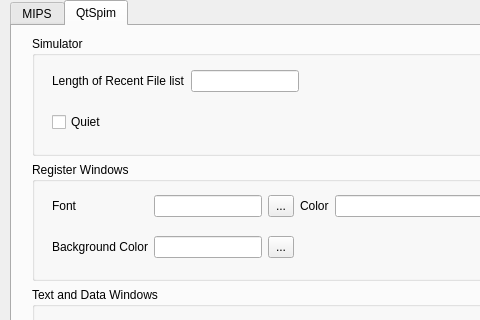
Qt form QtSpim/settings.ui (ars2323/hallym-mips-simulator) before a commit; both pictures show x 0 to 480 and y 0 to 320 of the 600 by 466 pixel window.
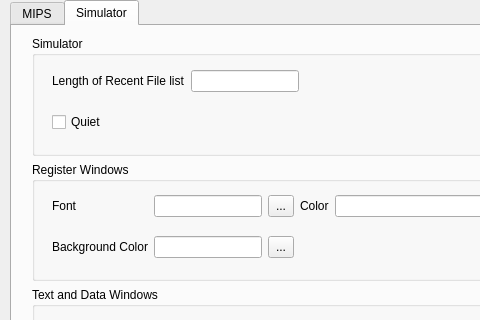
The same form after that commit. Custom widgets are drawn as their Qt base class.

Commit message:
[H2] branding: Hallym MIPS Simulator / HallymMIPS, About box, help collection, tool bar groups, MSI, scripts, CI
EDU_APP_NAME, EDU_TARGET_NAME and the settings store are HallymMIPS; the
About box (edu/edu_about.*) shows emblem A, the logotype and the version,
with the upstream SPIM/BSD and Qt LGPL notices and the font and icon
licences on its License tab.  help/HallymMIPS.qh{p,cp} replace the qtspim
ones (contents unchanged).  The tool bar has three groups.  New WiX
product name, UpgradeCode and install folder; packaging, checks and CI
use the new names.

Patch:
```diff
--- a/QtSpim/settings.ui
+++ b/QtSpim/settings.ui
@@ -233,7 +233,7 @@
    </widget>
    <widget class="QWidget" name="tab_2">
     <attribute name="title">
-     <string>QtSpim</string>
+     <string>Simulator</string>
     </attribute>
     <widget class="QWidget" name="verticalLayoutWidget_1">
      <property name="geometry">
```
Left out of the diff: 2 changed lines with no effect on the pictures. The commit also changes 26 other files.
